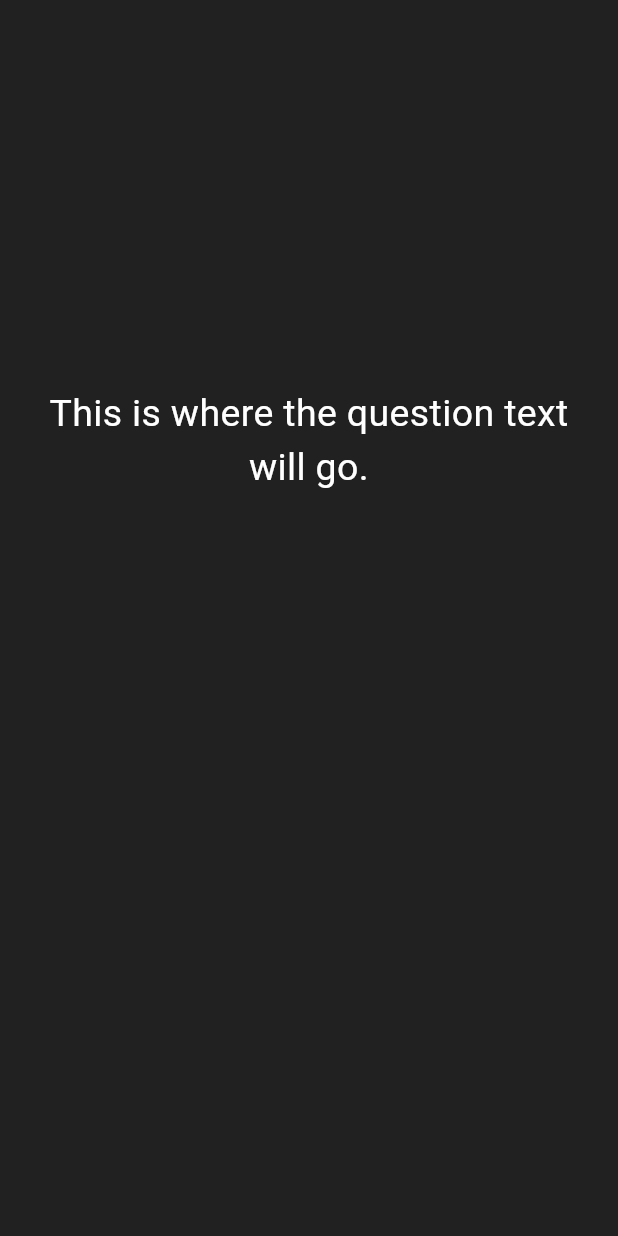
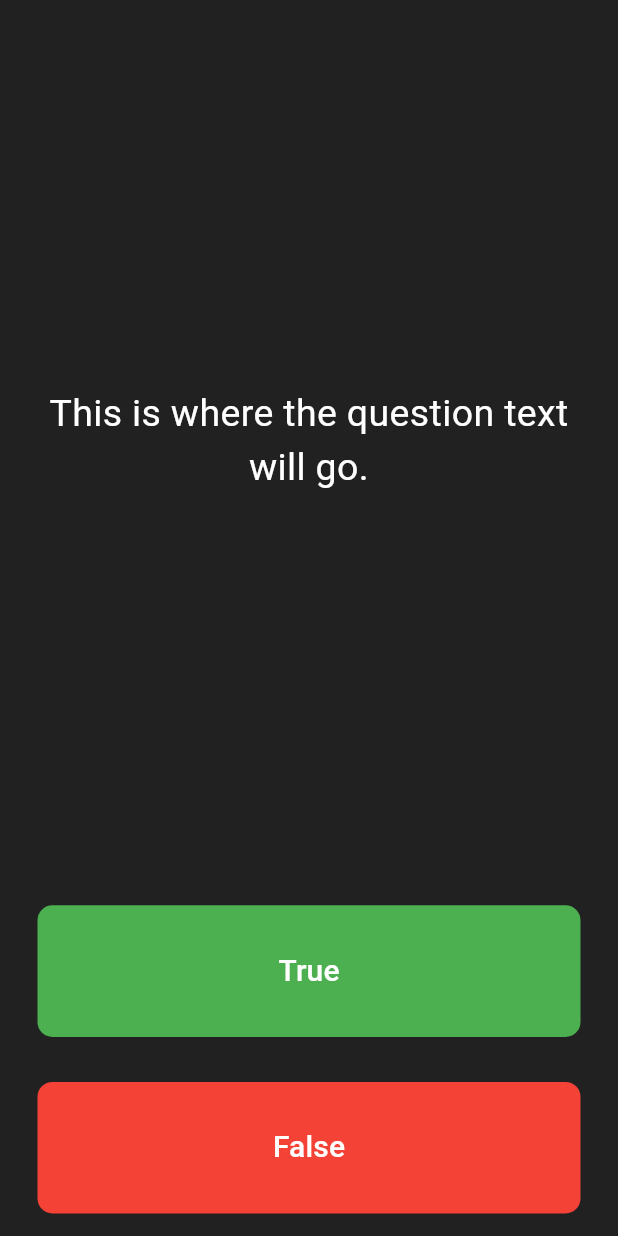
Before and after one commit to tnt-exe/quizlord, a Flutter app: the screen it shows after launch, on a phone screen of 412 x 824 dp. Run offline on Flutter 3.47's test engine with Material 3 defaults, Android fonts, the light colour scheme and no system bars.

Commit message:
fix: start project issue, remove deprecate flatbutton

```diff
--- a/lib/main.dart
+++ b/lib/main.dart
@@ -1,16 +1,24 @@
 import 'package:flutter/material.dart';
+import 'package:quizlord/quiz_page.dart';
 
-void main() => runApp(Quizlord());
+void main() => runApp(const Quizlord());
 
 class Quizlord extends StatelessWidget {
+  const Quizlord({super.key});
+
   @override
   Widget build(BuildContext context) {
     return MaterialApp(
+      theme: ThemeData.from(
+        colorScheme: ColorScheme.fromSeed(
+          seedColor: Colors.blueAccent,
+        ),
+      ),
       home: Scaffold(
         backgroundColor: Colors.grey.shade900,
-        body: SafeArea(
+        body: const SafeArea(
           child: Padding(
-            padding: const EdgeInsets.symmetric(horizontal: 10.0),
+            padding: EdgeInsets.symmetric(horizontal: 10.0),
             child: QuizPage(),
           ),
         ),
@@ -18,74 +26,3 @@ class Quizlord extends StatelessWidget {
     );
   }
 }
-
-class QuizPage extends StatefulWidget {
-  @override
-  _QuizPageState createState() => _QuizPageState();
-}
-
-class _QuizPageState extends State<QuizPage> {
-  @override
-  Widget build(BuildContext context) {
-    return Column(
-      mainAxisAlignment: MainAxisAlignment.spaceBetween,
-      crossAxisAlignment: CrossAxisAlignment.stretch,
-      children: <Widget>[
-        const Expanded(
-          flex: 5,
-          child: Padding(
-            padding: EdgeInsets.all(10.0),
-            child: Center(
-              child: Text(
-                'This is where the question text will go.',
-                textAlign: TextAlign.center,
-                style: TextStyle(
-                  fontSize: 25.0,
-                  color: Colors.white,
-                ),
-              ),
-            ),
-          ),
-        ),
-        Expanded(
-          child: Padding(
-            padding: const EdgeInsets.all(15.0),
-            // child: FlatButton(
-            //   textColor: Colors.white,
-            //   color: Colors.green,
-            //   child: const Text(
-            //     'True',
-            //     style: TextStyle(
-            //       color: Colors.white,
-            //       fontSize: 20.0,
-            //     ),
-            //   ),
-            //   onPressed: () {
-            //     //The user picked true.
-            //   },
-            // ),
-          ),
-        ),
-        Expanded(
-          child: Padding(
-            padding: const EdgeInsets.all(15.0),
-            // child: FlatButton(
-            //   color: Colors.red,
-            //   child: const Text(
-            //     'False',
-            //     style: TextStyle(
-            //       fontSize: 20.0,
-            //       color: Colors.white,
-            //     ),
-            //   ),
-            //   onPressed: () {
-            //     //The user picked false.
-            //   },
-            // ),
-          ),
-        ),
-        //TODO: Add a Row here as your score keeper
-      ],
-    );
-  }
-}
--- /dev/null
+++ b/lib/quiz_page.dart
@@ -0,0 +1,79 @@
+import 'package:flutter/material.dart';
+
+class QuizPage extends StatefulWidget {
+  const QuizPage({super.key});
+
+  @override
+  State<QuizPage> createState() => _QuizPageState();
+}
+
+class _QuizPageState extends State<QuizPage> {
+  @override
+  Widget build(BuildContext context) {
+    return Column(
+      mainAxisAlignment: MainAxisAlignment.spaceBetween,
+      crossAxisAlignment: CrossAxisAlignment.stretch,
+      children: [
+        const Expanded(
+          flex: 5,
+          child: Padding(
+            padding: EdgeInsets.all(10.0),
+            child: Center(
+              child: Text(
+                'This is where the question text will go.',
+                textAlign: TextAlign.center,
+                style: TextStyle(
+                  fontSize: 25.0,
+                  color: Colors.white,
+                ),
+              ),
+            ),
+          ),
+        ),
+        Expanded(
+          child: Padding(
+            padding: const EdgeInsets.all(15.0),
+            child: TextButton(
+              onPressed: () {},
+              style: TextButton.styleFrom(
+                backgroundColor: Colors.green,
+                shape: RoundedRectangleBorder(
+                  borderRadius: BorderRadius.circular(10.0),
+                ),
+              ),
+              child: const Text(
+                'True',
+                style: TextStyle(
+                  color: Colors.white,
+                  fontSize: 20.0,
+                ),
+              ),
+            ),
+          ),
+        ),
+        Expanded(
+          child: Padding(
+            padding: const EdgeInsets.all(15.0),
+            child: TextButton(
+              onPressed: () {},
+              style: TextButton.styleFrom(
+                backgroundColor: Colors.red,
+                shape: RoundedRectangleBorder(
+                  borderRadius: BorderRadius.circular(10.0),
+                ),
+              ),
+              child: const Text(
+                'False',
+                style: TextStyle(
+                  color: Colors.white,
+                  fontSize: 20.0,
+                ),
+              ),
+            ),
+          ),
+        ),
+        //TODO: Add a Row here as your score keeper
+      ],
+    );
+  }
+}
```
Also changed, not shown: 1 other file.
